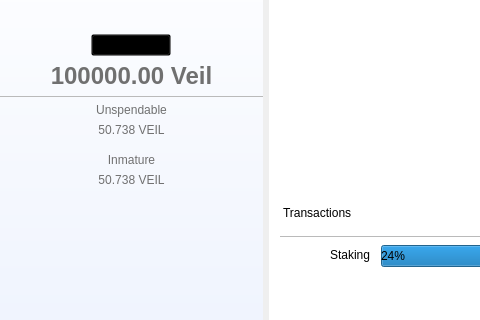
Qt form src/qt/veil/forms/mainwindow.ui (Veil-Project/veil) before a commit; both pictures show x 0 to 480 and y 92 to 412 of the 900 by 640 pixel window.
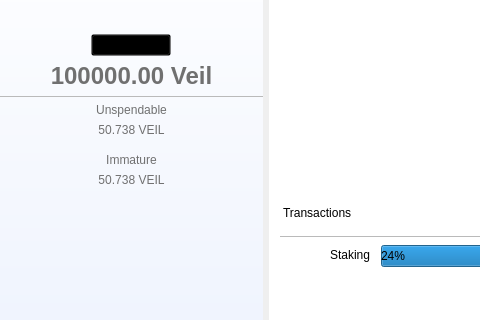
The same form after that commit. Icons and pictures are not drawn.

The edit to the form file:
```diff
--- a/src/qt/veil/forms/mainwindow.ui
+++ b/src/qt/veil/forms/mainwindow.ui
@@ -226,7 +226,7 @@
    color: #707070;</string>
                 </property>
                 <property name="text">
-                 <string>Inmature</string>
+                 <string>Immature</string>
                 </property>
                 <property name="alignment">
                  <set>Qt::AlignCenter</set>
```
